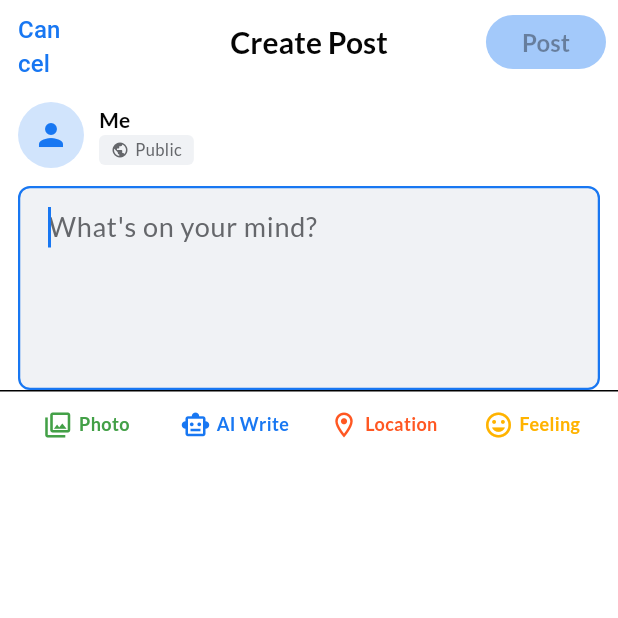
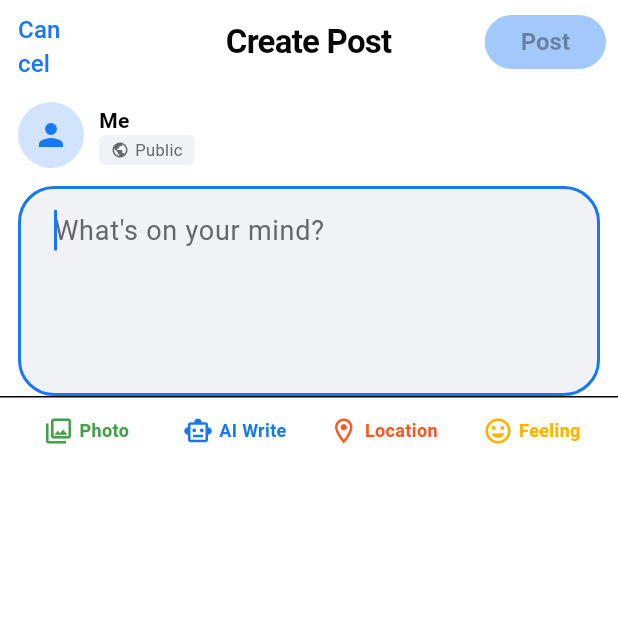
Before and after one commit to Suryavanshikalki/TriNetra, a Flutter app: the CreatePostScreen screen opened directly, on a phone screen of 412 x 824 dp, the top half of it. Run offline on Flutter 3.47's test engine with Material 3 defaults, Android fonts, the phone set to English and light mode, and no system bars; our stand-ins replace cached_network_image, country_code_picker, flutter_dotenv, flutter_riverpod, go_router, google_fonts and 9 more; missing offline and left inert: amplify_api, amplify_auth_cognito, amplify_flutter, amplify_storage_s3, applovin_max, facebook_audience_network and 1 more; accounts and stored records are empty.

Commit message:
Update theme_config.dart

```diff
--- a/trinetra/lib/core/config/theme_config.dart
+++ b/trinetra/lib/core/config/theme_config.dart
@@ -1,17 +1,22 @@
 import 'package:flutter/material.dart';
 import 'package:flutter/services.dart';
 import 'package:google_fonts/google_fonts.dart';
-import '../constants/app_colors.dart';
+import '../constants/app_colors.dart'; // Isme tumhara 0xFF1877F2 Blue hoga
+
+// ==============================================================
+// 👁️🔥 TRINETRA MASTER UI/UX ENGINE (Facebook 2026 Standard)
+// 6-Platform Ready | 5 Payments & AI Dialogs | Reels Tab Ready
+// ==============================================================
 
 class AppTheme {
   AppTheme._();
 
-  // ─── Light Theme ────────────────────────────────────────────
+  // ─── 🌞 LIGHT THEME (TriNetra Premium) ─────────────────────────
   static ThemeData get light => ThemeData(
         useMaterial3: true,
         brightness: Brightness.light,
         colorScheme: const ColorScheme.light(
-          primary: AppColors.primary,
+          primary: AppColors.primary,       // TriNetra Blue: 0xFF1877F2
           secondary: AppColors.accent,
           surface: AppColors.cardLight,
           error: AppColors.error,
@@ -23,67 +28,82 @@ class AppTheme {
         cardColor: AppColors.cardLight,
         dividerColor: AppColors.dividerLight,
         textTheme: _buildTextTheme(AppColors.textPrimaryLight),
+
+        // 📱 AppBar: Facebook Style (Clean & Flat)
         appBarTheme: AppBarTheme(
           backgroundColor: AppColors.cardLight,
           foregroundColor: AppColors.textPrimaryLight,
           elevation: 0,
           surfaceTintColor: Colors.transparent,
           systemOverlayStyle: SystemUiOverlayStyle.dark,
-          titleTextStyle: GoogleFonts.lato(
-            fontSize: 20,
-            fontWeight: FontWeight.w700,
+          titleTextStyle: GoogleFonts.roboto( // Standardized for 2026
+            fontSize: 22,
+            fontWeight: FontWeight.w800,
+            letterSpacing: -0.5,
             color: AppColors.primary,
           ),
         ),
+
+        // 📌 Bottom Nav: For Home, Reels, AI, Profile
         bottomNavigationBarTheme: const BottomNavigationBarThemeData(
           backgroundColor: AppColors.cardLight,
           selectedItemColor: AppColors.primary,
           unselectedItemColor: AppColors.iconLight,
-          showSelectedLabels: false,
-          showUnselectedLabels: false,
+          showSelectedLabels: true,
+          showUnselectedLabels: true,
+          selectedLabelStyle: TextStyle(fontSize: 12, fontWeight: FontWeight.bold),
+          unselectedLabelStyle: TextStyle(fontSize: 12),
           type: BottomNavigationBarType.fixed,
-          elevation: 1,
+          elevation: 8,
         ),
+
+        // 🔘 Buttons: 5 Payments & AI Prompts
         elevatedButtonTheme: ElevatedButtonThemeData(
           style: ElevatedButton.styleFrom(
             backgroundColor: AppColors.primary,
             foregroundColor: Colors.white,
-            minimumSize: const Size(double.infinity, 48),
-            shape: RoundedRectangleBorder(
-              borderRadius: BorderRadius.circular(8),
-            ),
-            textStyle: GoogleFonts.lato(
-              fontSize: 16,
-              fontWeight: FontWeight.w700,
-            ),
+            elevation: 0,
+            minimumSize: const Size(double.infinity, 50),
+            shape: RoundedRectangleBorder(borderRadius: BorderRadius.circular(10)),
+            textStyle: GoogleFonts.roboto(fontSize: 16, fontWeight: FontWeight.bold),
           ),
         ),
+
+        // 📝 Text Fields: Chat Box (WhatsApp 2.0) & AI Input
         inputDecorationTheme: InputDecorationTheme(
           filled: true,
           fillColor: AppColors.inputBgLight,
-          contentPadding: const EdgeInsets.symmetric(
-            horizontal: 16,
-            vertical: 14,
-          ),
+          contentPadding: const EdgeInsets.symmetric(horizontal: 20, vertical: 16),
           border: OutlineInputBorder(
-            borderRadius: BorderRadius.circular(8),
-            borderSide: BorderSide.none,
-          ),
-          enabledBorder: OutlineInputBorder(
-            borderRadius: BorderRadius.circular(8),
+            borderRadius: BorderRadius.circular(24), // Pill shape for modern chat
             borderSide: BorderSide.none,
           ),
           focusedBorder: OutlineInputBorder(
-            borderRadius: BorderRadius.circular(8),
-            borderSide: const BorderSide(
-              color: AppColors.primary,
-              width: 1.5,
-            ),
+            borderRadius: BorderRadius.circular(24),
+            borderSide: const BorderSide(color: AppColors.primary, width: 2.0),
+          ),
+        ),
+
+        // 🔥 MISSING IN YOUR CODE: Bottom Sheets (For PayU, AI Menus, Reels options)
+        bottomSheetTheme: const BottomSheetThemeData(
+          backgroundColor: AppColors.cardLight,
+          shape: RoundedRectangleBorder(
+            borderRadius: BorderRadius.vertical(top: Radius.circular(20)),
+          ),
+        ),
+
+        // 🔥 MISSING IN YOUR CODE: Tabs (For Feeds vs MarketPlace)
+        tabBarTheme: const TabBarTheme(
+          labelColor: AppColors.primary,
+          unselectedLabelColor: AppColors.iconLight,
+          indicatorSize: TabBarIndicatorSize.tab,
+          indicator: UnderlineTabIndicator(
+            borderSide: BorderSide(color: AppColors.primary, width: 3.0),
           ),
         ),
       );
 
-  // ─── Dark Theme ─────────────────────────────────────────────
+  // ─── 🌙 DARK THEME (TriNetra Premium Dark - OLED Ready) ────────
   static ThemeData get dark => ThemeData(
         useMaterial3: true,
         brightness: Brightness.dark,
@@ -96,105 +116,87 @@ class AppTheme {
           onSecondary: Colors.white,
           onSurface: AppColors.textPrimaryDark,
         ),
-        scaffoldBackgroundColor: AppColors.backgroundDark,
+        scaffoldBackgroundColor: AppColors.backgroundDark, // OLED Black preferable
         cardColor: AppColors.cardDark,
         dividerColor: AppColors.dividerDark,
         textTheme: _buildTextTheme(AppColors.textPrimaryDark),
+
         appBarTheme: AppBarTheme(
           backgroundColor: AppColors.cardDark,
           foregroundColor: AppColors.textPrimaryDark,
           elevation: 0,
           surfaceTintColor: Colors.transparent,
           systemOverlayStyle: SystemUiOverlayStyle.light,
-          titleTextStyle: GoogleFonts.lato(
-            fontSize: 20,
-            fontWeight: FontWeight.w700,
+          titleTextStyle: GoogleFonts.roboto(
+            fontSize: 22,
+            fontWeight: FontWeight.w800,
+            letterSpacing: -0.5,
             color: AppColors.primary,
           ),
         ),
+
         bottomNavigationBarTheme: const BottomNavigationBarThemeData(
           backgroundColor: AppColors.cardDark,
           selectedItemColor: AppColors.primary,
           unselectedItemColor: AppColors.iconDark,
-          showSelectedLabels: false,
-          showUnselectedLabels: false,
+          showSelectedLabels: true,
+          showUnselectedLabels: true,
+          selectedLabelStyle: TextStyle(fontSize: 12, fontWeight: FontWeight.bold),
+          unselectedLabelStyle: TextStyle(fontSize: 12),
           type: BottomNavigationBarType.fixed,
-          elevation: 1,
+          elevation: 8,
         ),
+
         elevatedButtonTheme: ElevatedButtonThemeData(
           style: ElevatedButton.styleFrom(
             backgroundColor: AppColors.primary,
             foregroundColor: Colors.white,
-            minimumSize: const Size(double.infinity, 48),
-            shape: RoundedRectangleBorder(
-              borderRadius: BorderRadius.circular(8),
-            ),
-            textStyle: GoogleFonts.lato(
-              fontSize: 16,
-              fontWeight: FontWeight.w700,
-            ),
+            elevation: 0,
+            minimumSize: const Size(double.infinity, 50),
+            shape: RoundedRectangleBorder(borderRadius: BorderRadius.circular(10)),
+            textStyle: GoogleFonts.roboto(fontSize: 16, fontWeight: FontWeight.bold),
           ),
         ),
+
         inputDecorationTheme: InputDecorationTheme(
           filled: true,
           fillColor: AppColors.inputBgDark,
-          contentPadding: const EdgeInsets.symmetric(
-            horizontal: 16,
-            vertical: 14,
-          ),
+          contentPadding: const EdgeInsets.symmetric(horizontal: 20, vertical: 16),
           border: OutlineInputBorder(
-            borderRadius: BorderRadius.circular(8),
-            borderSide: BorderSide.none,
-          ),
-          enabledBorder: OutlineInputBorder(
-            borderRadius: BorderRadius.circular(8),
+            borderRadius: BorderRadius.circular(24),
             borderSide: BorderSide.none,
           ),
           focusedBorder: OutlineInputBorder(
-            borderRadius: BorderRadius.circular(8),
-            borderSide: const BorderSide(
-              color: AppColors.primary,
-              width: 1.5,
-            ),
+            borderRadius: BorderRadius.circular(24),
+            borderSide: const BorderSide(color: AppColors.primary, width: 2.0),
+          ),
+        ),
+
+        bottomSheetTheme: const BottomSheetThemeData(
+          backgroundColor: AppColors.cardDark,
+          shape: RoundedRectangleBorder(
+            borderRadius: BorderRadius.vertical(top: Radius.circular(20)),
+          ),
+        ),
+
+        tabBarTheme: const TabBarTheme(
+          labelColor: AppColors.primary,
+          unselectedLabelColor: AppColors.iconDark,
+          indicatorSize: TabBarIndicatorSize.tab,
+          indicator: UnderlineTabIndicator(
+            borderSide: BorderSide(color: AppColors.primary, width: 3.0),
           ),
         ),
       );
 
+  // ─── 🔠 TYPOGRAPHY (Roboto: The Facebook/Google Standard) ─────
   static TextTheme _buildTextTheme(Color baseColor) => TextTheme(
-        displayLarge: GoogleFonts.lato(
-          fontSize: 32,
-          fontWeight: FontWeight.w900,
-          color: baseColor,
-        ),
-        displayMedium: GoogleFonts.lato(
-          fontSize: 28,
-          fontWeight: FontWeight.w700,
-          color: baseColor,
-        ),
-        titleLarge: GoogleFonts.lato(
-          fontSize: 20,
-          fontWeight: FontWeight.w700,
-          color: baseColor,
-        ),
-        titleMedium: GoogleFonts.lato(
-          fontSize: 16,
-          fontWeight: FontWeight.w600,
-          color: baseColor,
-        ),
-        bodyLarge: GoogleFonts.lato(
-          fontSize: 15,
-          fontWeight: FontWeight.w400,
-          color: baseColor,
-        ),
-        bodyMedium: GoogleFonts.lato(
-          fontSize: 14,
-          fontWeight: FontWeight.w400,
-          color: baseColor,
-        ),
-        labelSmall: GoogleFonts.lato(
-          fontSize: 12,
-          fontWeight: FontWeight.w400,
-          color: baseColor,
-        ),
+        displayLarge: GoogleFonts.roboto(fontSize: 32, fontWeight: FontWeight.w900, color: baseColor),
+        displayMedium: GoogleFonts.roboto(fontSize: 28, fontWeight: FontWeight.w800, color: baseColor),
+        titleLarge: GoogleFonts.roboto(fontSize: 20, fontWeight: FontWeight.w700, color: baseColor),
+        titleMedium: GoogleFonts.roboto(fontSize: 16, fontWeight: FontWeight.w600, color: baseColor),
+        bodyLarge: GoogleFonts.roboto(fontSize: 15, fontWeight: FontWeight.w400, color: baseColor),
+        bodyMedium: GoogleFonts.roboto(fontSize: 14, fontWeight: FontWeight.w400, color: baseColor),
+        labelSmall: GoogleFonts.roboto(fontSize: 12, fontWeight: FontWeight.w500, color: baseColor),
       );
 }
```
